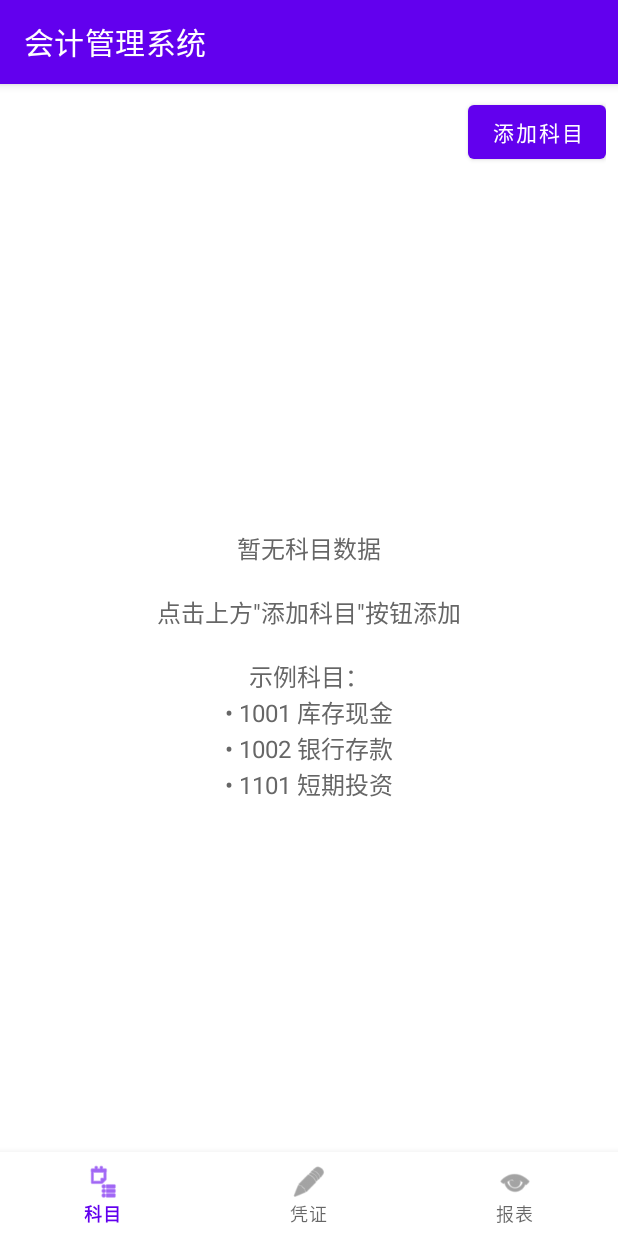
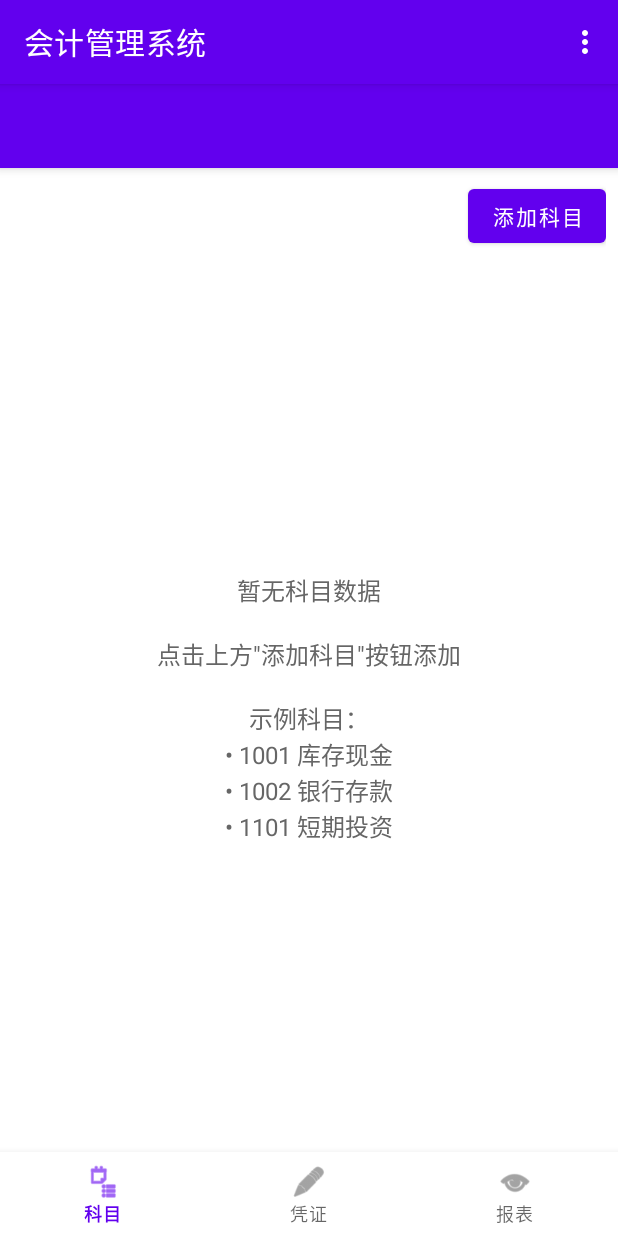
Before and after one commit to zmjhdfw/accounting-management-system, an Android app: the MainActivity screen opened directly, with no data from a screen before it, on a phone screen of 412 x 824 dp. Run offline under Robolectric (Android 15) with nearby library versions, the phone set to English and light mode, and no system bars; 2 statements that could not run were skipped.

Commit message:
feat: 实现用户注册登录系统
- 添加用户注册功能

- 移除默认admin账户

- 添加用户管理类UserManager

- 主界面添加Toolbar和用户菜单

- 支持查看用户信息和退出登录

- 使用SharedPreferences存储用户数据

🤖 Generated with CodeArts Agent

```diff
--- a/accounting_system_android/app/src/main/java/com/example/accounting/ui/MainActivity.java
+++ b/accounting_system_android/app/src/main/java/com/example/accounting/ui/MainActivity.java
@@ -1,20 +1,41 @@
 package com.example.accounting.ui;
 
+import android.content.Intent;
 import android.os.Bundle;
+import android.view.Menu;
+import android.view.MenuItem;
+import android.widget.Toast;
 import androidx.appcompat.app.AppCompatActivity;
+import androidx.appcompat.widget.Toolbar;
 import androidx.fragment.app.Fragment;
 import com.google.android.material.bottomnavigation.BottomNavigationView;
 import com.example.accounting.R;
+import com.example.accounting.data.UserManager;
 
 /**
  * 主Activity
  */
 public class MainActivity extends AppCompatActivity {
 
+    private UserManager userManager;
+    private String currentUsername;
+
     @Override
     protected void onCreate(Bundle savedInstanceState) {
         super.onCreate(savedInstanceState);
         setContentView(R.layout.activity_main);
+
+        userManager = new UserManager(this);
+        currentUsername = getIntent().getStringExtra("username");
+
+        // 设置Toolbar
+        Toolbar toolbar = findViewById(R.id.toolbar);
+        if (toolbar != null) {
+            setSupportActionBar(toolbar);
+            if (getSupportActionBar() != null) {
+                getSupportActionBar().setTitle("会计管理系统");
+            }
+        }
 
         BottomNavigationView bottomNav = findViewById(R.id.bottom_navigation);
         bottomNav.setOnItemSelectedListener(item -> {
@@ -45,4 +66,42 @@ public class MainActivity extends AppCompatActivity {
                 .commit();
         }
     }
+
+    @Override
+    public boolean onCreateOptionsMenu(Menu menu) {
+        getMenuInflater().inflate(R.menu.main_menu, menu);
+        return true;
+    }
+
+    @Override
+    public boolean onOptionsItemSelected(MenuItem item) {
+        int id = item.getItemId();
+
+        if (id == R.id.action_user_info) {
+            showUserInfo();
+            return true;
+        } else if (id == R.id.action_logout) {
+            logout();
+            return true;
+        }
+
+        return super.onOptionsItemSelected(item);
+    }
+
+    private void showUserInfo() {
+        UserManager.User user = userManager.getCurrentUser();
+        if (user != null) {
+            String info = "用户名: " + user.username +
+                         "\n昵称: " + user.nickname +
+                         "\n邮箱: " + (user.email.isEmpty() ? "未设置" : user.email);
+            Toast.makeText(this, info, Toast.LENGTH_LONG).show();
+        }
+    }
+
+    private void logout() {
+        userManager.logout();
+        Intent intent = new Intent(this, LoginActivity.class);
+        startActivity(intent);
+        finish();
+    }
 }
--- a/accounting_system_android/app/src/main/res/layout/activity_main.xml
+++ b/accounting_system_android/app/src/main/res/layout/activity_main.xml
@@ -1,22 +1,28 @@
 <?xml version="1.0" encoding="utf-8"?>
-<androidx.constraintlayout.widget.ConstraintLayout
+<LinearLayout
     xmlns:android="http://schemas.android.com/apk/res/android"
     xmlns:app="http://schemas.android.com/apk/res-auto"
     android:layout_width="match_parent"
-    android:layout_height="match_parent">
+    android:layout_height="match_parent"
+    android:orientation="vertical">
+
+    <androidx.appcompat.widget.Toolbar
+        android:id="@+id/toolbar"
+        android:layout_width="match_parent"
+        android:layout_height="?attr/actionBarSize"
+        android:background="?attr/colorPrimary"
+        android:elevation="4dp"/>
 
     <FrameLayout
         android:id="@+id/fragment_container"
         android:layout_width="match_parent"
         android:layout_height="0dp"
-        app:layout_constraintTop_toTopOf="parent"
-        app:layout_constraintBottom_toTopOf="@id/bottom_navigation"/>
+        android:layout_weight="1"/>
 
     <com.google.android.material.bottomnavigation.BottomNavigationView
         android:id="@+id/bottom_navigation"
         android:layout_width="match_parent"
         android:layout_height="wrap_content"
-        app:layout_constraintBottom_toBottomOf="parent"
         app:menu="@menu/bottom_nav_menu"/>
 
-</androidx.constraintlayout.widget.ConstraintLayout>
+</LinearLayout>
--- /dev/null
+++ b/accounting_system_android/app/src/main/res/menu/main_menu.xml
@@ -0,0 +1,15 @@
+<?xml version="1.0" encoding="utf-8"?>
+<menu xmlns:android="http://schemas.android.com/apk/res/android"
+      xmlns:app="http://schemas.android.com/apk/res-auto">
+
+    <item
+        android:id="@+id/action_user_info"
+        android:title="用户信息"
+        app:showAsAction="never"/>
+
+    <item
+        android:id="@+id/action_logout"
+        android:title="退出登录"
+        app:showAsAction="never"/>
+
+</menu>
```
Also changed, not shown: accounting_system_android/app/src/main/java/com/example/accounting/ui/LoginActivity.java (+62 -2 lines), accounting_system_android/app/src/main/res/layout/activity_login.xml (+19 -2 lines), accounting_system_android/app/src/main/res/layout/dialog_register.xml (added, +105 -0 lines).
